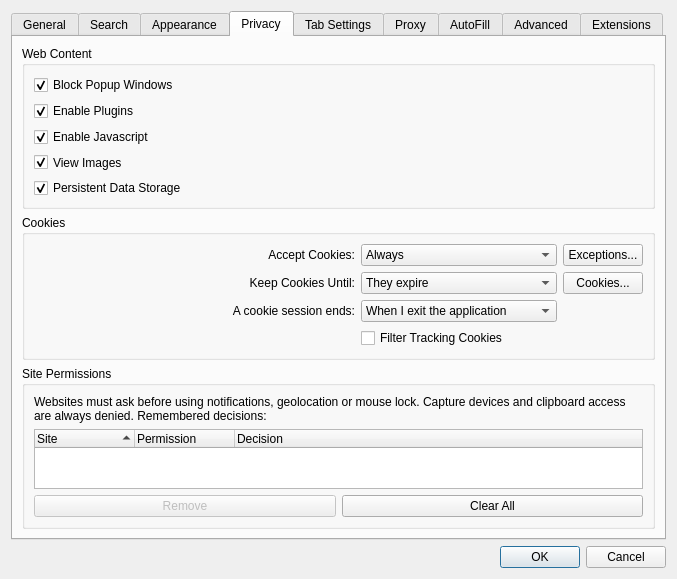
Before: the Qt Designer form src/settings.ui in IT-Space-2026/arktos, drawn with Qt 5.
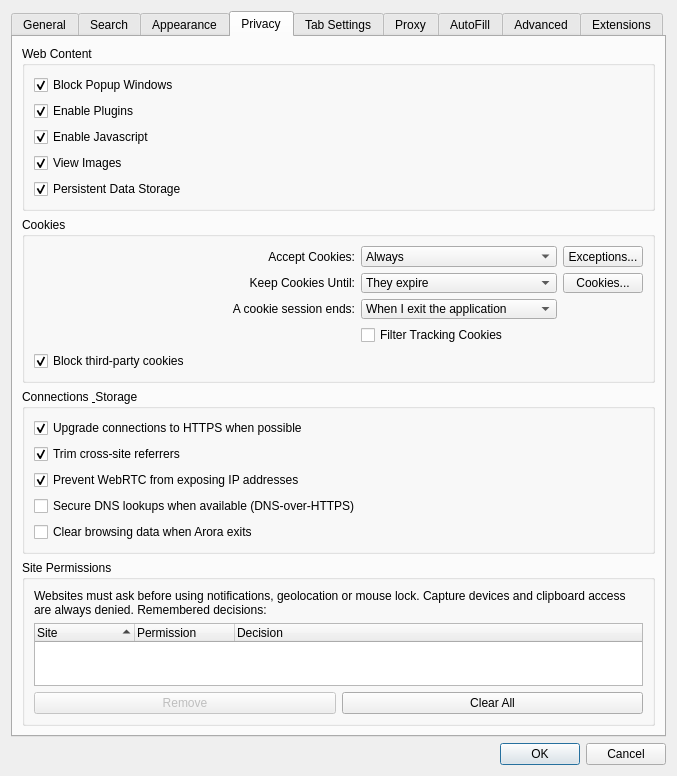
After: the same form once the commit is applied. The open tabs and pages were chosen to show the change.

Commit message: PRIV01: privacy hardening — https-first, referer spoof, 3p-cookie + webrtc/exit-wipe toggles

Diff of the .ui file:
```diff
--- a/src/settings.ui
+++ b/src/settings.ui
@@ -693,6 +693,19 @@
             </property>
            </widget>
           </item>
+          <item row="4" column="0" colspan="3">
+           <widget class="QCheckBox" name="blockThirdPartyCookies">
+            <property name="toolTip">
+             <string>Reject cookies set by embedded third-party content even when cookies are accepted generally. Per-site exceptions above still apply.</string>
+            </property>
+            <property name="text">
+             <string>Block third-party cookies</string>
+            </property>
+            <property name="checked">
+             <bool>true</bool>
+            </property>
+           </widget>
+          </item>
           <item row="2" column="0">
            <widget class="QLabel" name="cookieSessionLabel">
             <property name="text">
@@ -743,6 +756,80 @@
          </layout>
         </widget>
        </item>
+       <item>
+        <widget class="QGroupBox" name="hardeningGroupBox">
+         <property name="title">
+          <string>Connections &amp; Storage</string>
+         </property>
+         <layout class="QVBoxLayout">
+          <item>
+           <widget class="QCheckBox" name="httpsFirst">
+            <property name="toolTip">
+             <string>Upgrade plain HTTP page loads to HTTPS when possible. Sites that fail the secure connection are allowed over HTTP again for the rest of the session — the error page says so.</string>
+            </property>
+            <property name="text">
+             <string>Upgrade connections to HTTPS when possible</string>
+            </property>
+            <property name="checked">
+             <bool>true</bool>
+            </property>
+           </widget>
+          </item>
+          <item>
+           <widget class="QCheckBox" name="trimReferer">
+            <property name="toolTip">
+             <string>Navigations to a different site send only the destination's own address as Referer — the page you came from is never leaked. Embedded subresources fall back to Chromium's built-in origin-only referrer policy.</string>
+            </property>
+            <property name="text">
+             <string>Trim cross-site referrers</string>
+            </property>
+            <property name="checked">
+             <bool>true</bool>
+            </property>
+           </widget>
+          </item>
+          <item>
+           <widget class="QCheckBox" name="webrtcProtection">
+            <property name="toolTip">
+             <string>Route WebRTC traffic through the configured proxy only, so voice/video sites cannot discover your local or real IP address. Takes effect after a restart; may break WebRTC apps.</string>
+            </property>
+            <property name="text">
+             <string>Prevent WebRTC from exposing IP addresses</string>
+            </property>
+            <property name="checked">
+             <bool>true</bool>
+            </property>
+           </widget>
+          </item>
+          <item>
+           <widget class="QCheckBox" name="secureDns">
+            <property name="toolTip">
+             <string>Upgrade DNS lookups to DNS-over-HTTPS when your network's resolver supports it (Chromium decides; a custom DoH server cannot be configured). Takes effect after a restart.</string>
+            </property>
+            <property name="text">
+             <string>Secure DNS lookups when available (DNS-over-HTTPS)</string>
+            </property>
+            <property name="checked">
+             <bool>false</bool>
+            </property>
+           </widget>
+          </item>
+          <item>
+           <widget class="QCheckBox" name="clearOnExit">
+            <property name="toolTip">
+             <string>On quit, wipe history, cookies, site storage and caches — everything Clear Private Data covers. Sites you stay logged in to are signed out.</string>
+            </property>
+            <property name="text">
+             <string>Clear browsing data when Arora exits</string>
+            </property>
+            <property name="checked">
+             <bool>false</bool>
+            </property>
+           </widget>
+          </item>
+         </layout>
+        </widget>
+       </item>
        <item>
         <widget class="QGroupBox" name="permissionsGroupBox">
          <property name="title">
```
Left out of the diff: 6 changed lines with no effect on the pictures. The commit also changes 23 other files.
